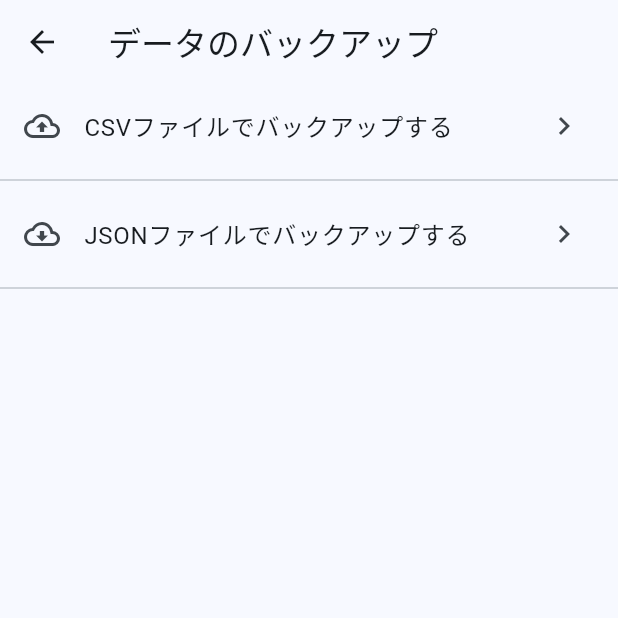
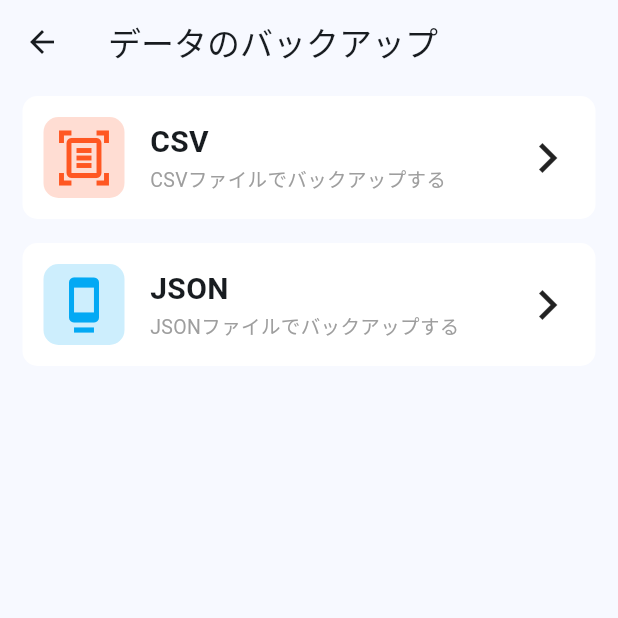
Before and after one commit to 2930taiga/anime_manager, a Flutter app: the UploadNavigationPage screen opened directly, on a phone screen of 412 x 824 dp, the top half of it. Run offline on Flutter 3.47's test engine with Material 3 defaults, Android fonts, the phone set to English and light mode, and no system bars; our stand-ins replace csv, flutter_riverpod, isar, share_plus, table_calendar; accounts and stored records are empty; generated files the repository leaves out were written again.

Commit message:
設定アイコンパーツを作った

```diff
--- a/lib/pages/main_navigation_pages/setting/backup/backup.dart
+++ b/lib/pages/main_navigation_pages/setting/backup/backup.dart
@@ -5,6 +5,8 @@ import 'package:anime_administration/providers/isar_provider.dart';
 import 'package:flutter/material.dart';
 import 'package:flutter_riverpod/flutter_riverpod.dart';
 import 'package:isar/isar.dart';
+//設定のパーツ
+import 'package:anime_administration/parts/setting_parts.dart';
 //csv出力に必要なパッケージ
 import 'dart:io';
 import 'package:csv/csv.dart';
@@ -34,10 +36,12 @@ class UploadNavigationPage extends StatelessWidget {
       body: Scrollbar(
         child: ListView(
           children: [
-            ListTile(
-              leading: Icon(Icons.backup_outlined),
-              title: Text("CSVファイルでバックアップする"),
-              trailing: Icon(Icons.chevron_right),
+            Padding(
+              padding: EdgeInsetsGeometry.symmetric(
+                horizontal: 15,
+                vertical: 8
+              ),
+              child: GestureDetector(
                 onTap: (){
                   Navigator.push(
                     context,
@@ -46,14 +50,37 @@ class UploadNavigationPage extends StatelessWidget {
                     )
                   );
                 },
+                child: SettingCard(
+                  icon: Icons.document_scanner_outlined,
+                  iconColor: Colors.deepOrange,
+                  titleText: "CSV",
+                  subText: "CSVファイルでバックアップする"
+                ),
+              ),
             ),
 
-            Divider(),
+            // ListTile(
+            //   leading: Icon(Icons.backup_outlined),
+            //   title: Text("CSVファイルでバックアップする"),
+            //   trailing: Icon(Icons.chevron_right),
+            //   onTap: (){
+            //     Navigator.push(
+            //       context,
+            //       MaterialPageRoute(
+            //         builder: (content) => UploadCsvPage()
+            //       )
+            //     );
+            //   },
+            // ),
 
-            ListTile(
-              leading: Icon(Icons.cloud_download_outlined),
-              title: Text("JSONファイルでバックアップする"),
-              trailing: Icon(Icons.chevron_right),
+            //Divider(),
+
+            Padding(
+              padding: EdgeInsetsGeometry.symmetric(
+                horizontal: 15,
+                vertical: 8
+              ),
+              child: GestureDetector(
                 onTap: (){
                   Navigator.push(
                     context,
@@ -62,9 +89,30 @@ class UploadNavigationPage extends StatelessWidget {
                     )
                   );
                 },
+                child: SettingCard(
+                  icon: Icons.dock_outlined,
+                  iconColor: Colors.lightBlue,
+                  titleText: "JSON",
+                  subText: "JSONファイルでバックアップする"
+                ),
+              ),
             ),
 
-            Divider()
+            // ListTile(
+            //   leading: Icon(Icons.cloud_download_outlined),
+            //   title: Text("JSONファイルでバックアップする"),
+            //   trailing: Icon(Icons.chevron_right),
+            //   onTap: (){
+            //     Navigator.push(
+            //       context,
+            //       MaterialPageRoute(
+            //         builder: (content) => UploadJsonPage()
+            //       )
+            //     );
+            //   },
+            // ),
+
+            //Divider()
           ],
         )
       )
--- /dev/null
+++ b/lib/parts/setting_parts.dart
@@ -0,0 +1,98 @@
+import 'package:flutter/material.dart';
+
+class SettingCard extends StatelessWidget {
+  //アイコン情報
+  final IconData icon;
+  //アイコンカラー
+  final Color iconColor;
+  //タイトルテキスト
+  final String titleText;
+  //サブテキスト
+  final String subText;
+
+  const SettingCard({
+    super.key,
+    required this.icon,
+    required this.iconColor,
+    required this.titleText,
+    required this.subText
+  });
+
+  @override
+  Widget build(BuildContext context) {
+    return Container(
+      padding: EdgeInsets.symmetric(
+        horizontal: 7,
+        vertical: 7
+      ),
+      decoration: BoxDecoration(
+        color: Colors.white,
+        borderRadius: BorderRadius.circular(10)
+      ),
+      child: Row(
+        children: [
+          Padding( //アイコン部分
+            padding: EdgeInsetsGeometry.symmetric(
+              horizontal: 7,
+              vertical: 7
+            ),
+            child: Container( //アイコンの外枠
+            decoration: BoxDecoration(
+              borderRadius: BorderRadius.circular(10),
+              color: iconColor.withValues(alpha: 0.2)
+            ),
+            padding: EdgeInsets.symmetric(
+              horizontal: 7,
+              vertical: 7
+            ),
+              child: Icon( //アイコン
+                icon,
+                size: 40,
+                color: iconColor,
+              ),
+            ),
+          ),
+
+
+          Expanded( //中央のタイトルとサブテキスト
+            child: Padding(
+              padding: EdgeInsetsGeometry.symmetric(
+                horizontal: 10
+              ),
+              child: Column(
+                crossAxisAlignment: CrossAxisAlignment.start,
+                children: [
+                  Text(
+                    titleText,
+                    style: TextStyle(
+                      fontWeight: FontWeight.bold,
+                      fontSize: 20
+                    ),
+                  ),
+                  Text(
+                    subText,
+                    style: TextStyle(
+                      fontSize: 13,
+                      color: Colors.grey
+                    ),
+                  )
+                ],
+              ),
+            )
+          ),
+
+
+          Padding( //右側の＞アイコン
+            padding: EdgeInsetsGeometry.only(
+              right: 5
+            ),
+            child: Icon(
+              Icons.navigate_next,
+              size: 40,
+            ),
+          )
+        ],
+      ),
+    );
+  }
+}
```
Also changed, not shown: pubspec.lock. Lines whose indentation alone changed are shown as unchanged.
